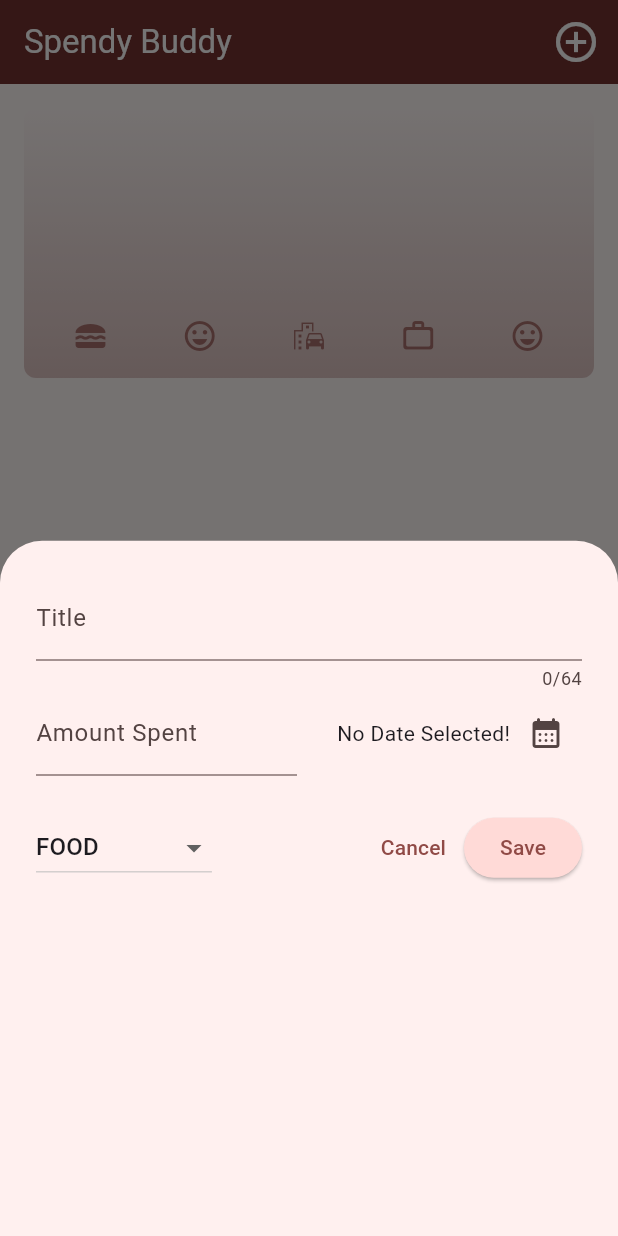
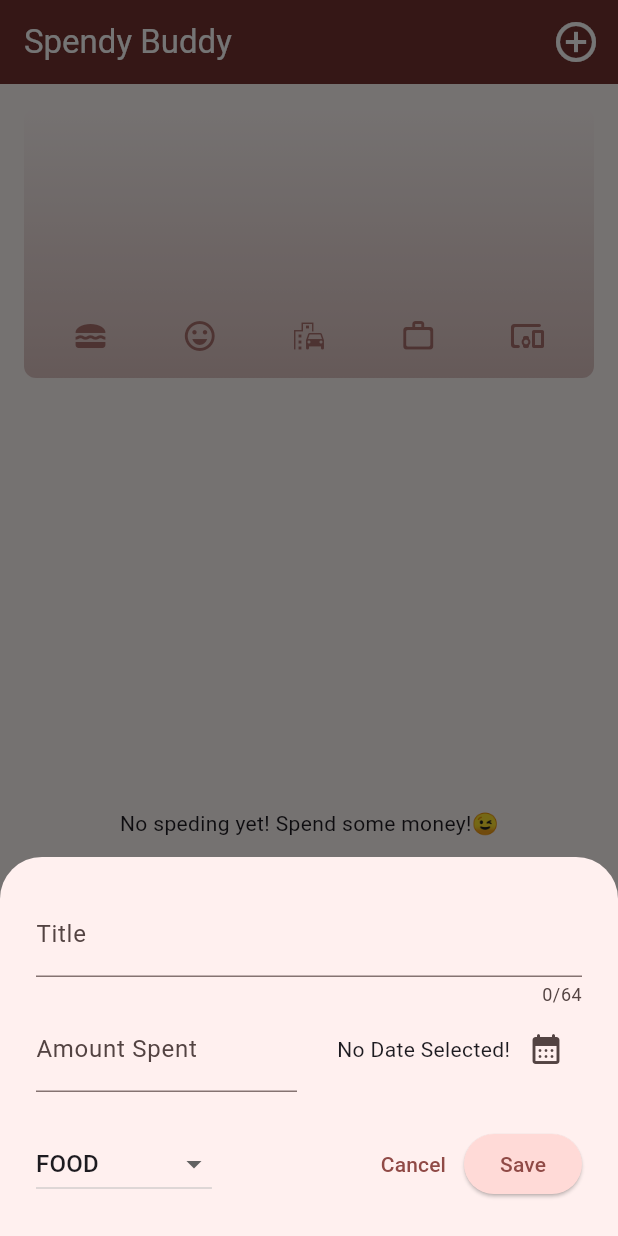
Before and after one commit to Iftikhar-Shams-Niloy/flutter_spendybuddy, a Flutter app: the screen it shows after launch, after a tap on the "add circle outline" icon, on a phone screen of 412 x 824 dp. Run offline on Flutter 3.47's test engine with Material 3 defaults, Android fonts, the phone set to English and light mode, and no system bars.

Commit message:
Responsiveness added

```diff
--- a/lib/spends.dart
+++ b/lib/spends.dart
@@ -57,8 +57,11 @@
 
   @override
   Widget build(BuildContext context) {
+    final screenWidth = MediaQuery.of(context).size.width;
+    final screenHeight = MediaQuery.of(context).size.height;
+
     Widget mainContent = Center(
-      child: Text("No speding yet!. Spend some money!😉"),
+      child: Text("No speding yet! Spend some money!😉"),
     );
 
     if (_registeredSpends.isNotEmpty) {
@@ -84,9 +87,21 @@
           ),
         ],
       ),
-      body: Column(
+      body: screenHeight / screenWidth >= 1
+          ? Column(
               children: [
                 Chart(spends: _registeredSpends),
+                SizedBox(
+                  height: 6,
+                ),
+                Expanded(
+                  child: mainContent,
+                ),
+              ],
+            )
+          : Row(
+              children: [
+                Expanded(child: Chart(spends: _registeredSpends)),
                 SizedBox(
                   height: 6,
                 ),
--- a/lib/widgets/chart/chart.dart
+++ b/lib/widgets/chart/chart.dart
@@ -14,7 +14,7 @@
       SpendBucket.forSpendCategory(spends, SpendCategory.fun),
       SpendBucket.forSpendCategory(spends, SpendCategory.transport),
       SpendBucket.forSpendCategory(spends, SpendCategory.work),
-      SpendBucket.forSpendCategory(spends, SpendCategory.fun),
+      SpendBucket.forSpendCategory(spends, SpendCategory.others),
     ];
   }
 
@@ -68,7 +68,7 @@
               ],
             ),
           ),
-          const SizedBox(height: 12),
+          const SizedBox(height: 8),
           Row(
             children: buckets
                 .map(
--- a/lib/widgets/new_spend.dart
+++ b/lib/widgets/new_spend.dart
@@ -79,8 +79,10 @@
 
   @override
   Widget build(BuildContext context) {
-    return Padding(
-      padding: const EdgeInsets.all(24),
+    final keyboardSpace = MediaQuery.of(context).viewInsets.bottom;
+    return SingleChildScrollView(
+      child: Padding(
+        padding: EdgeInsets.fromLTRB(24, 24, 24, keyboardSpace + 24),
         child: Column(
           children: [
             TextField(
@@ -164,6 +166,7 @@
             ),
           ],
         ),
+      ),
     );
   }
 }
```
Also changed, not shown: lib/widgets/spends_list/spend_item.dart (+7 -1 lines), 1 other file. Lines whose indentation alone changed are shown as unchanged.
